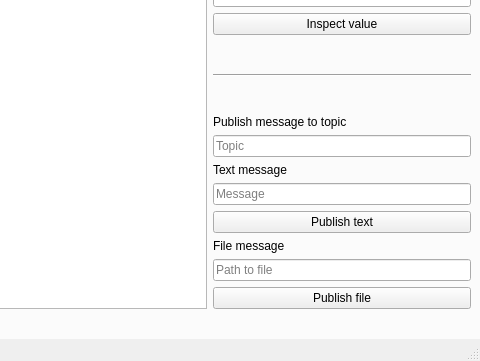
Qt form mainwindow.ui (petak5/ICP) before a commit; both pictures show x 320 to 800 and y 239 to 600 of the 800 by 600 pixel window.
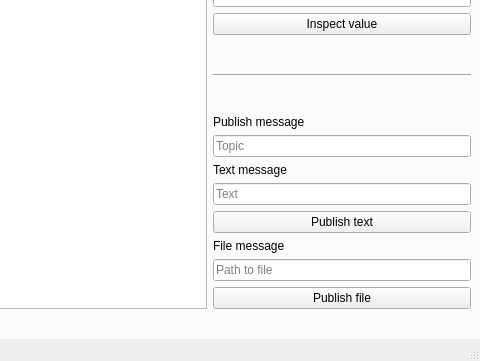
The same form after that commit.

The edit to the form file:
```diff
--- a/mainwindow.ui
+++ b/mainwindow.ui
@@ -178,7 +178,7 @@
          <item>
           <widget class="QLabel" name="label_3">
            <property name="text">
-            <string>Publish message to topic</string>
+            <string>Publish message</string>
            </property>
           </widget>
          </item>
@@ -199,7 +199,7 @@
          <item>
           <widget class="QLineEdit" name="lineEdit_4">
            <property name="placeholderText">
-            <string>Message</string>
+            <string>Text</string>
            </property>
           </widget>
          </item>
```
